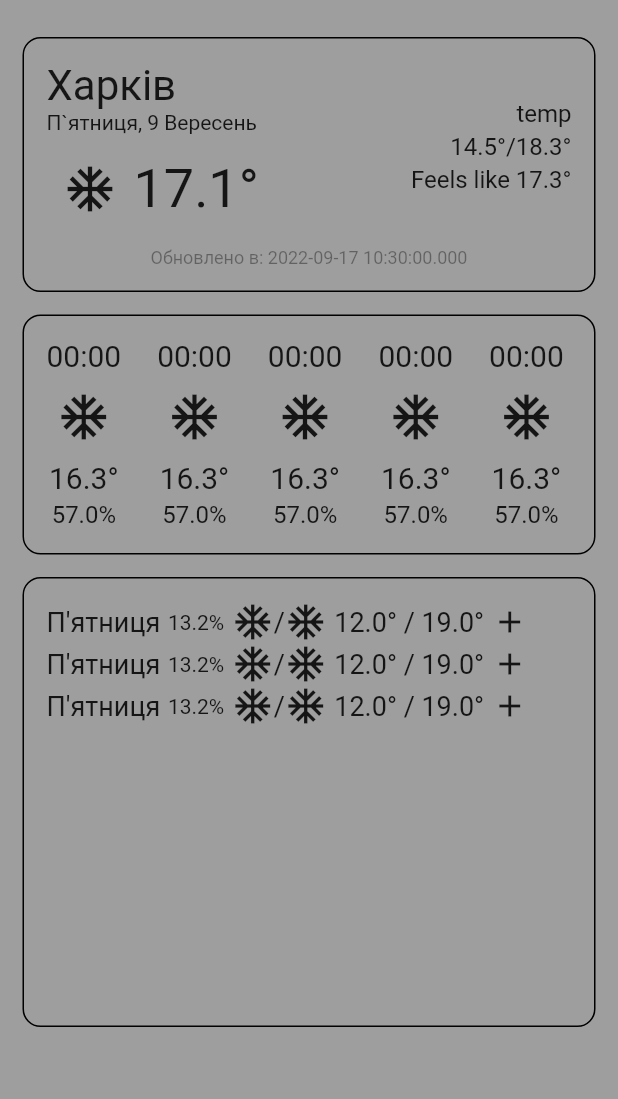
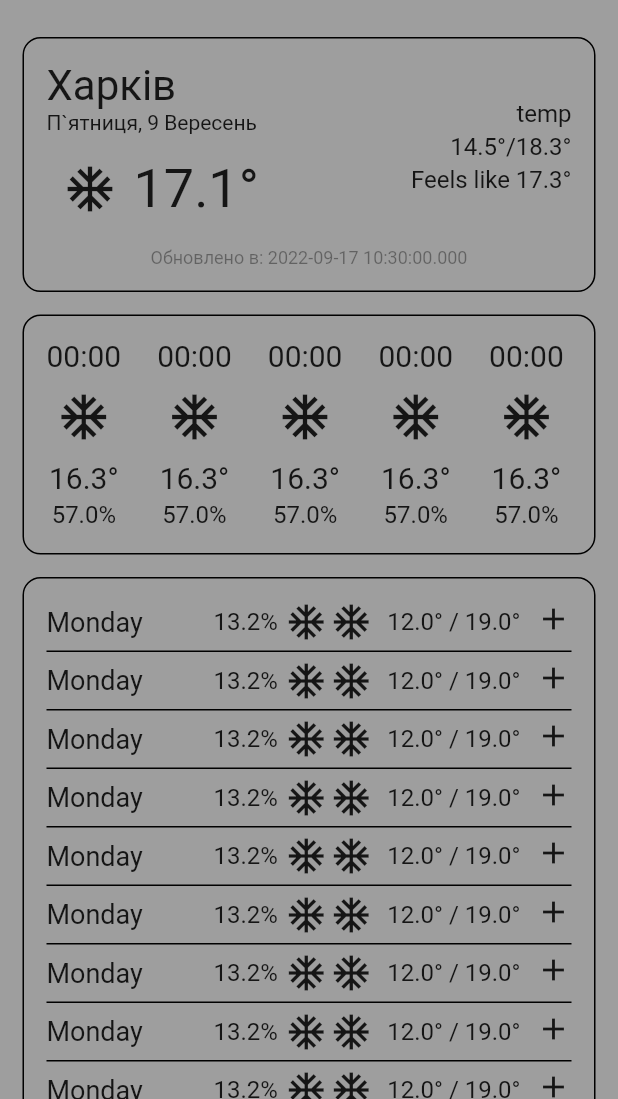
Before and after one commit to shredd0r/weather-app, a Flutter app: the screen it shows after launch, after a tap on the "abc" icon, on a phone screen of 412 x 824 dp, the part 137-1236 px from its top. Run offline on Flutter 3.47's test engine with Material 2 defaults, Android fonts, the phone set to English and light mode, and no system bars; our stand-ins replace sqflite; missing offline and left inert: flutter_logs; accounts and stored records are empty; generated files the repository leaves out were written again.

Commit message:
add _DailyInfoWeatherWidget

```diff
--- a/lib/src/ui/pages/home_page.dart
+++ b/lib/src/ui/pages/home_page.dart
@@ -24,11 +24,6 @@ class _HomePageState extends State<HomePage> {
   late WeatherInfoWidget accuWeatherInfoWidget = WeatherInfoWidget(false, "AccuWeather", CurrentWeatherModel.emptyModel(), List<HourlyWeatherModel>.empty(), List<DailyWeatherDetailModel>.empty());
   late WeatherInfoWidget openWeatherInfoWidget = WeatherInfoWidget(false, "OpenWeather", CurrentWeatherModel.emptyModel(), List<HourlyWeatherModel>.empty(), List<DailyWeatherDetailModel>.empty());
   late WeatherInfoWidget theWeatherWeatherInfoWidget = WeatherInfoWidget(false, "TheWeather", CurrentWeatherModel.emptyModel(), List<HourlyWeatherModel>.empty(), List<DailyWeatherDetailModel>.empty());
-
-  @override
-  void initState() {
-    super.initState();
-  }
 
   void sendRequest(BuildContext context) async {
     setState(
@@ -71,8 +66,18 @@ class _HomePageState extends State<HomePage> {
 
     var listDaily = [
       DailyWeatherDetailModel(dailyModel, dailyModel),
+      // DailyWeatherDetailModel(dailyModel, dailyModel),
       DailyWeatherDetailModel(dailyModel, dailyModel),
       DailyWeatherDetailModel(dailyModel, dailyModel),
+      DailyWeatherDetailModel(dailyModel, dailyModel),
+      DailyWeatherDetailModel(dailyModel, dailyModel),
+      DailyWeatherDetailModel(dailyModel, dailyModel),
+      DailyWeatherDetailModel(dailyModel, dailyModel),
+      DailyWeatherDetailModel(dailyModel, dailyModel),
+      DailyWeatherDetailModel(dailyModel, dailyModel),
+      DailyWeatherDetailModel(dailyModel, dailyModel),
+      DailyWeatherDetailModel(dailyModel, dailyModel),
+
     ];
 
     setState(
--- a/lib/src/ui/widgets/common/border_container_widget.dart
+++ b/lib/src/ui/widgets/common/border_container_widget.dart
@@ -6,13 +6,21 @@ class BorderContainerWidget extends StatelessWidget {
   final Widget child;
   final double? height;
   final double? width;
+  final double innerPadding;
+  final double outerPadding;
 
-  const BorderContainerWidget({required this.child, this.height, this.width, Key? key}) : super(key: key);
+  const BorderContainerWidget({
+    required this.child,
+    this.innerPadding = 15,
+    this.outerPadding = 15,
+    this.height,
+    this.width,
+    Key? key}) : super(key: key);
 
   @override
   Widget build(BuildContext context) {
     return Padding(
-      padding: const EdgeInsets.only(left: 15, right: 15),
+      padding: EdgeInsets.only(left: outerPadding, right: outerPadding),
       child: Container(
         height: height,
         width: width,
@@ -20,7 +28,7 @@ class BorderContainerWidget extends StatelessWidget {
           borderRadius: BorderRadius.circular(12),
           border: Border.all(color: Colors.black)
         ),
-        padding: const EdgeInsets.all(15),
+        padding: EdgeInsets.all(innerPadding),
         child: child)
     );
   }
--- /dev/null
+++ b/lib/src/ui/widgets/common/column_with_separator.dart
@@ -0,0 +1,33 @@
+import 'package:flutter/material.dart';
+
+class ColumnWithSeparator extends StatelessWidget {
+
+  late int itemCount;
+  late Widget separator;
+  late IndexedWidgetBuilder itemBuilder;
+
+  ColumnWithSeparator({Key? key,
+    required this.itemCount,
+    required this.separator,
+    required this.itemBuilder}) : super(key: key);
+
+  @override
+  Widget build(BuildContext context) {
+    return Column(
+      children: _buildChildren(context),
+    );
+  }
+
+  List<Widget> _buildChildren(BuildContext context) {
+    List<Widget> childrenWidget = [];
+
+    for(int index = 0; index < itemCount; index++) {
+      childrenWidget.add(itemBuilder(context, index));
+
+      if (index != itemCount - 1) {
+        childrenWidget.add(separator);
+      }
+    }
+    return childrenWidget;
+  }
+}
--- /dev/null
+++ b/lib/src/ui/widgets/common/common_separator.dart
@@ -0,0 +1,15 @@
+import 'package:flutter/material.dart';
+
+class SeparatorWidget extends StatelessWidget {
+
+  final double height;
+
+  const SeparatorWidget({Key? key, this.height = 1}) : super(key: key);
+
+  @override
+  Widget build(BuildContext context) {
+    return Padding(
+        padding: const EdgeInsets.only(top: 5, bottom: 5),
+        child: Container(height: height, color: Colors.black));
+  }
+}
--- a/lib/src/ui/widgets/weather/current_weather_widget.dart
+++ b/lib/src/ui/widgets/weather/current_weather_widget.dart
@@ -48,7 +48,8 @@ class CurrentWeatherWidget extends StatelessWidget {
                             Text("${_currentWeatherModel.currentTemperature}°", style: const TextStyle(fontSize: 36))
                           ],
                         )
-                          ])
+                      ]
+                    )
                   ),
                   Column(),
                   TableCell(
@@ -87,5 +88,4 @@ class CurrentWeatherWidget extends StatelessWidget {
       ),
     );
   }
-
 }
--- a/lib/src/ui/widgets/weather/daily_weather_widget.dart
+++ b/lib/src/ui/widgets/weather/daily_weather_widget.dart
@@ -1,94 +1,185 @@
 import 'package:flutter/material.dart';
 import 'package:weather_app/src/services/mappers/mapper.dart';
-import 'package:weather_app/src/static/constants.dart';
 import 'package:weather_app/src/ui/widgets/common/border_container_widget.dart';
+import 'package:weather_app/src/ui/widgets/common/column_with_separator.dart';
+import 'package:weather_app/src/ui/widgets/common/common_separator.dart';
+
 import '../../../models/daily_weather_model.dart';
 
-class DailyWeatherWidget extends StatelessWidget {
-  const DailyWeatherWidget(this._listDailyWeatherDetailModel, {Key? key}) : super(key: key);
+class DailyWeatherWidget extends StatefulWidget {
 
-  final List<DailyWeatherDetailModel> _listDailyWeatherDetailModel;
+  late List<_DailyItemInfoWeatherWidget> _listDailyItemInfoWeatherWidget;
 
+
+  DailyWeatherWidget(List<DailyWeatherDetailModel> listDailyWeatherDetailModel, {Key? key}) : super(key: key) {
+    _listDailyItemInfoWeatherWidget = listDailyWeatherDetailModel
+        .map((model) => _DailyItemInfoWeatherWidget(model, false))
+        .toList();
+  }
+    @override
+  State<StatefulWidget> createState() => _DailyWeatherState();
+}
+
+class _DailyWeatherState extends State<DailyWeatherWidget> {
   @override
   Widget build(BuildContext context) {
-
     return Center(
       child: BorderContainerWidget(
-        height: 300,
-        width: 385,
-        child: ListView.builder(
-          itemCount: _listDailyWeatherDetailModel.length,
-          itemBuilder: ((context, index) {
-            return _DailyItemInfoWeatherWidget(_listDailyWeatherDetailModel[index]);
+        innerPadding: 15,
+        outerPadding: 15,
+        child: ColumnWithSeparator(
+          itemCount: widget._listDailyItemInfoWeatherWidget.length,
+          separator: const SeparatorWidget(),
+          itemBuilder: ((context, index) { return
+            GestureDetector(
+              onTap: () { changeInfoAboutDailyWeather(index); },
+              child: widget._listDailyItemInfoWeatherWidget[index]
+            );
           })
         )
       )
     );
   }
+
+  void changeInfoAboutDailyWeather(int index) {
+    var infoWidgetForChange = widget._listDailyItemInfoWeatherWidget[index];
+    setState(
+      ()=> {
+        widget._listDailyItemInfoWeatherWidget = widget._listDailyItemInfoWeatherWidget
+            .map((dailyWidget) => _DailyItemInfoWeatherWidget.likeness(dailyWidget, false))
+            .toList(),
+
+        widget._listDailyItemInfoWeatherWidget[index] =
+            _DailyItemInfoWeatherWidget.likeness(infoWidgetForChange, !infoWidgetForChange.isExpanded)
       }
-
+    );
+  }
+}
 
 class _DailyItemInfoWeatherWidget extends StatefulWidget {
 
-  final DailyWeatherDetailModel dailyWeatherDetailModel;
+  late bool isExpanded;
+  late DailyWeatherItemModel dailyWeatherItemModel;
+  late DailyWeatherDetailModel dailyWeatherDetailModel;
 
-  const _DailyItemInfoWeatherWidget(this.dailyWeatherDetailModel);
+  _DailyItemInfoWeatherWidget(this.dailyWeatherDetailModel, this.isExpanded) {
+    dailyWeatherItemModel = Mapper.mapDailyWeatherItemModel(dailyWeatherDetailModel);
+  }
+
+  _DailyItemInfoWeatherWidget.likeness(_DailyItemInfoWeatherWidget likeWidget, this.isExpanded) {
+    dailyWeatherItemModel = likeWidget.dailyWeatherItemModel;
+    dailyWeatherDetailModel = likeWidget.dailyWeatherDetailModel;
+  }
 
   @override
-  State<StatefulWidget> createState() => _DailyItemInfoWeatherState(dailyWeatherDetailModel);
+  State<StatefulWidget> createState() => _DailyItemInfoWeatherState();
 }
 
 class _DailyItemInfoWeatherState extends State<_DailyItemInfoWeatherWidget> {
 
-  late DailyWeatherItemModel dailyWeatherItemModel;
-  late DailyWeatherDetailModel dailyWeatherDetailModel;
+  @override
+  Widget build(BuildContext context) {
+    return widget.isExpanded ?
+      _DailyDetailInfoWeatherWidget(widget.dailyWeatherDetailModel) :
+      _DailyInfoWeatherWidget(widget.dailyWeatherItemModel);
+  }
 
-  _DailyItemInfoWeatherState(this.dailyWeatherDetailModel) {
-    dailyWeatherItemModel = Mapper.mapDailyWeatherItemModel(dailyWeatherDetailModel);
 }
+
+
+class _DailyInfoWeatherWidget extends StatelessWidget {
+
+  final DailyWeatherItemModel _dailyWeatherItemModel;
+
+  const _DailyInfoWeatherWidget(this._dailyWeatherItemModel);
 
   @override
   Widget build(BuildContext context) {
-    return Row(   // TODO fix this call
+    const double iconSize = 28.0;
+    String hi = "Monday";
+
+    return Table(
+      columnWidths: const <int, TableColumnWidth> {
+        0: FlexColumnWidth()
+      },
+      defaultColumnWidth: const IntrinsicColumnWidth(),
       children: [
-        // Text(dailyWeatherItemModel.dayOfWeek.toString()),
-        const Text("П'ятниця", style: TextStyle(fontSize: 18)),
-        Padding(
+        TableRow(
+          children: [
+            TableCell(
+              verticalAlignment: TableCellVerticalAlignment.middle,
+              child: Text(hi, style: const TextStyle(fontSize: 18))
+            ),
+            TableCell(
+              verticalAlignment: TableCellVerticalAlignment.middle,
+              child: Padding(
                 padding: const EdgeInsets.only(left: 5, right: 5),
-          child: Text("${dailyWeatherItemModel.probabilityOfPrecipitation}%"),
+                child: Text(
+                    "${_dailyWeatherItemModel.probabilityOfPrecipitation}%",
+                    style: const TextStyle(fontSize: 16)
                 ),
-        const Icon(
+              ),
+            ),
+            TableCell(
+              verticalAlignment: TableCellVerticalAlignment.middle,
+              child: Row(
+              children: const [
+                Icon(
                   Icons.ac_unit,
-          size: 28),
-        const Text("/", style: TextStyle(fontSize: 18)),
-        const Icon(
+                  size: iconSize),
+                SizedBox(width: 2),
+                Icon(
                   Icons.ac_unit,
-            size: 28),
-        Padding(
+                  size: iconSize),
+                ],
+              )
+            ),
+            TableCell(
+                verticalAlignment: TableCellVerticalAlignment.middle,
+                child: Padding(
                 padding: const EdgeInsets.only(left: 5, right: 5),
-          child: Text("${dailyWeatherItemModel.maxTemperature}° / ${dailyWeatherItemModel.minTemperature}°",
-            style: TextStyle(fontSize: 18)),
+                child: Padding(
+                  padding: const EdgeInsets.only(left: 5, right: 5),
+                  child: Text("${_dailyWeatherItemModel.maxTemperature}° / ${_dailyWeatherItemModel.minTemperature}°",
+                    style: const TextStyle(fontSize: 16)),
                 ),
-        const Icon(Icons.add)
+              )
+            ),
+            const TableCell(child: Icon(Icons.add))
+          ]
+        )
+      ]
+    );
+  }
+}
+
+class _DailyDetailInfoWeatherWidget extends StatelessWidget {
+
+  final DailyWeatherDetailModel _dailyWeatherDetailModel;
+
+  const _DailyDetailInfoWeatherWidget(this._dailyWeatherDetailModel);
+
+  @override
+  Widget build(BuildContext context) {
+    var listWidget = [
+      buildDailyWeatherWidget(_dailyWeatherDetailModel.day),
+      buildDailyWeatherWidget(_dailyWeatherDetailModel.night)];
+    return BorderContainerWidget(
+      outerPadding: 0,
+      child: ColumnWithSeparator(
+        itemCount: listWidget.length,
+        separator: const SeparatorWidget(),
+        itemBuilder: ((context, index) { return listWidget[index]; }),
+      )
+    );
+  }
+
+  Widget buildDailyWeatherWidget(DailyWeatherModel model) {
+    return Column(
+      children: [
+        Text(model.description)
       ],
     );
   }
 
 }
-
-class _DailyInfoWeatherWidget extends StatelessWidget {
-  @override
-  Widget build(BuildContext context) {
-    // TODO: implement build
-    throw UnimplementedError();
-  }
-}
-
-class _DailyDetailInfoWeatherWidget extends StatelessWidget {
-  @override
-  Widget build(BuildContext context) {
-    // TODO: implement build
-    throw UnimplementedError();
-  }
-
-}
```
Lines whose indentation alone changed are shown as unchanged.
